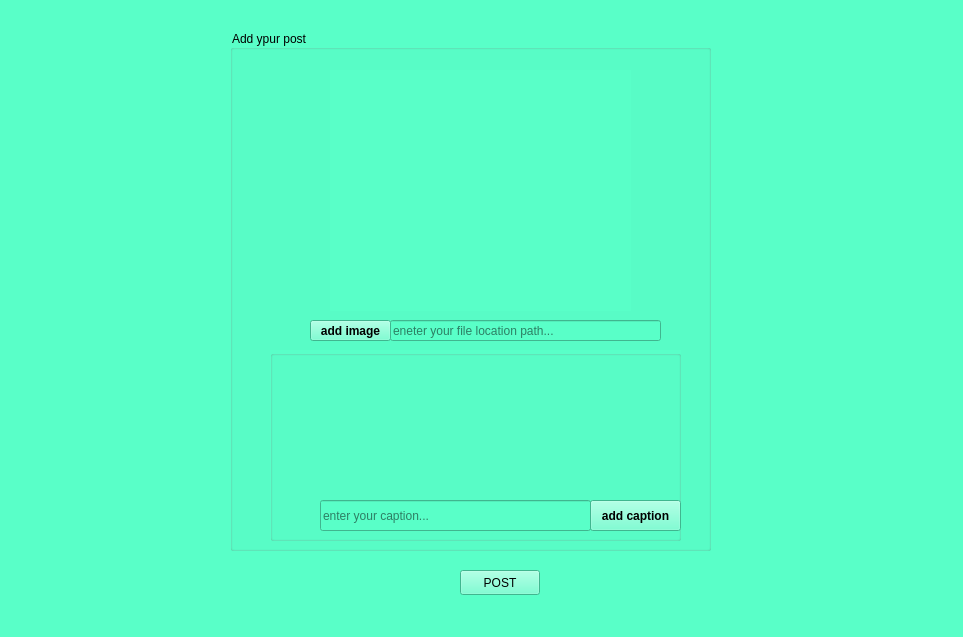
The window that addpost.ui (white-vessel/eyd-project) describes before a commit, drawn with Qt 5.
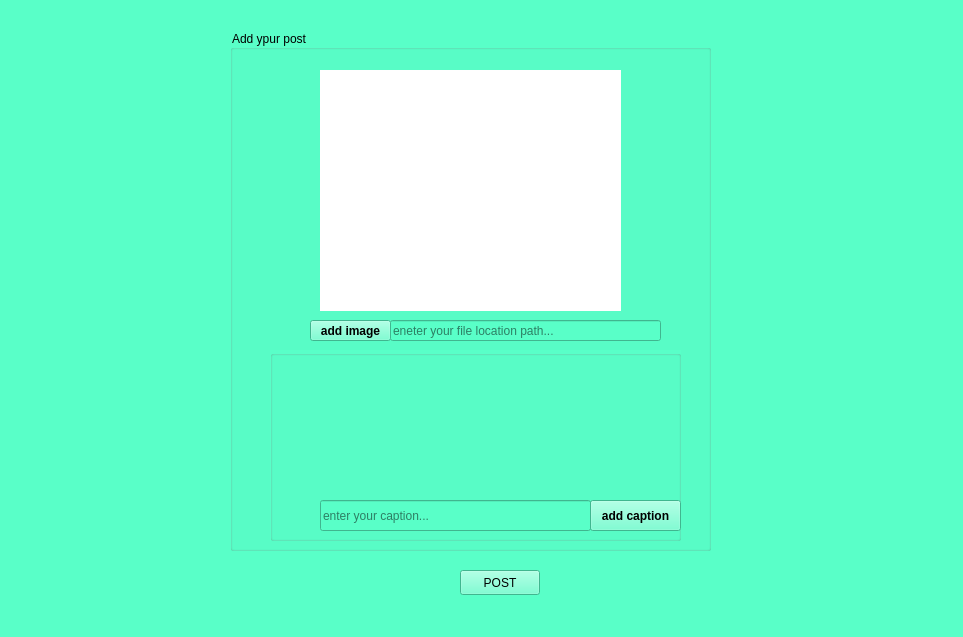
The same window after the commit. Icons and pictures are not drawn.

```diff
--- a/addpost.ui
+++ b/addpost.ui
@@ -113,12 +113,15 @@
     <widget class="QLabel" name="label">
      <property name="geometry">
       <rect>
-       <x>100</x>
+       <x>90</x>
        <y>40</y>
        <width>301</width>
        <height>241</height>
       </rect>
      </property>
+     <property name="styleSheet">
+      <string notr="true">background-color: rgb(255, 255, 255);</string>
+     </property>
      <property name="text">
       <string/>
      </property>
```
Left out of the diff: 1 changed line with no effect on the pictures.
